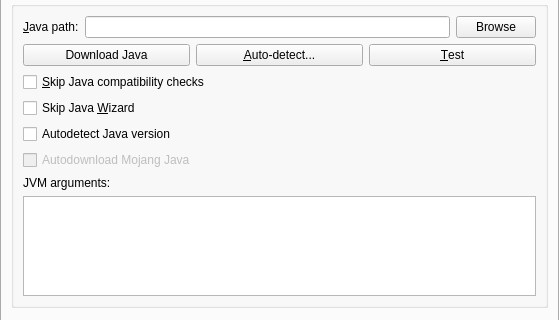
The window that launcher/ui/pages/global/JavaPage.ui (FreesmTeam/FreesmLauncher) describes before a commit, drawn with Qt 5; both pictures show x 0 to 559 and y 176 to 496 of the 559 by 659 pixel window.
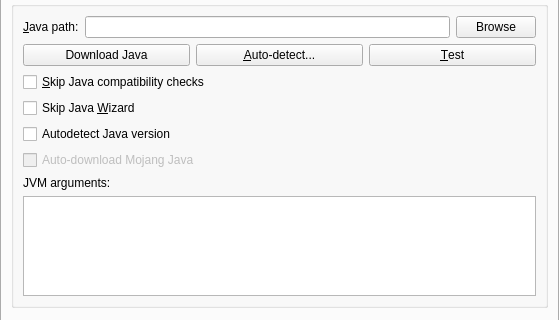
The same window after the commit. Custom widgets are drawn as their Qt base class.

What changed in the file:
```diff
--- a/launcher/ui/pages/global/JavaPage.ui
+++ b/launcher/ui/pages/global/JavaPage.ui
@@ -307,7 +307,7 @@
              <bool>false</bool>
             </property>
             <property name="text">
-             <string>Autodownload Mojang Java</string>
+             <string>Auto-download Mojang Java</string>
             </property>
            </widget>
           </item>
```
